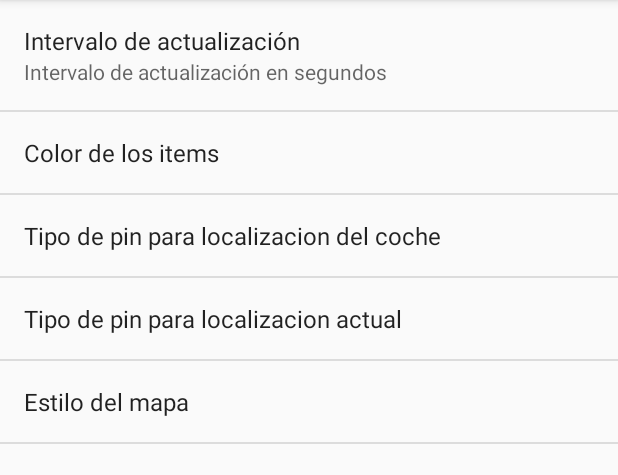
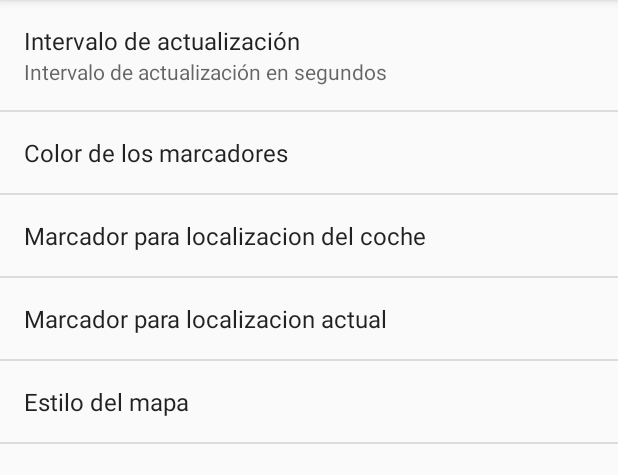
Before and after one commit to vicguij/CercaTrova, an Android app: the screen it shows after launch (SettingsActivity), in the options menu, after a tap on "Opciones", on a phone screen of 412 x 824 dp, the part 84-559 px from its top. Run offline under Robolectric (Android 15) with nearby library versions, the phone set to English and light mode, and no system bars.

Commit message:
marcadores

```diff
--- a/app/src/main/res/values/strings.xml
+++ b/app/src/main/res/values/strings.xml
@@ -6,9 +6,9 @@
     <string name="titleServiceStop">Parar servicio</string>
     <string name="intervaloActualizacion">Intervalo de actualización en segundos</string>
     <string name="titleIntervaloActualizacion">Intervalo de actualización</string>
-    <string name="aplicationColor">Color de los items</string>
-    <string name="pincoche">Tipo de pin para localizacion del coche</string>
-    <string name="pinactual">Tipo de pin para localizacion actual</string>
+    <string name="aplicationColor">Color de los marcadores</string>
+    <string name="pincoche">Marcador para localizacion del coche</string>
+    <string name="pinactual">Marcador para localizacion actual</string>
     <string name="estilomapa">Estilo del mapa</string>
 
     <string name="color_item_negro">Negro</string>
```
Also changed, not shown: 1 other file.
